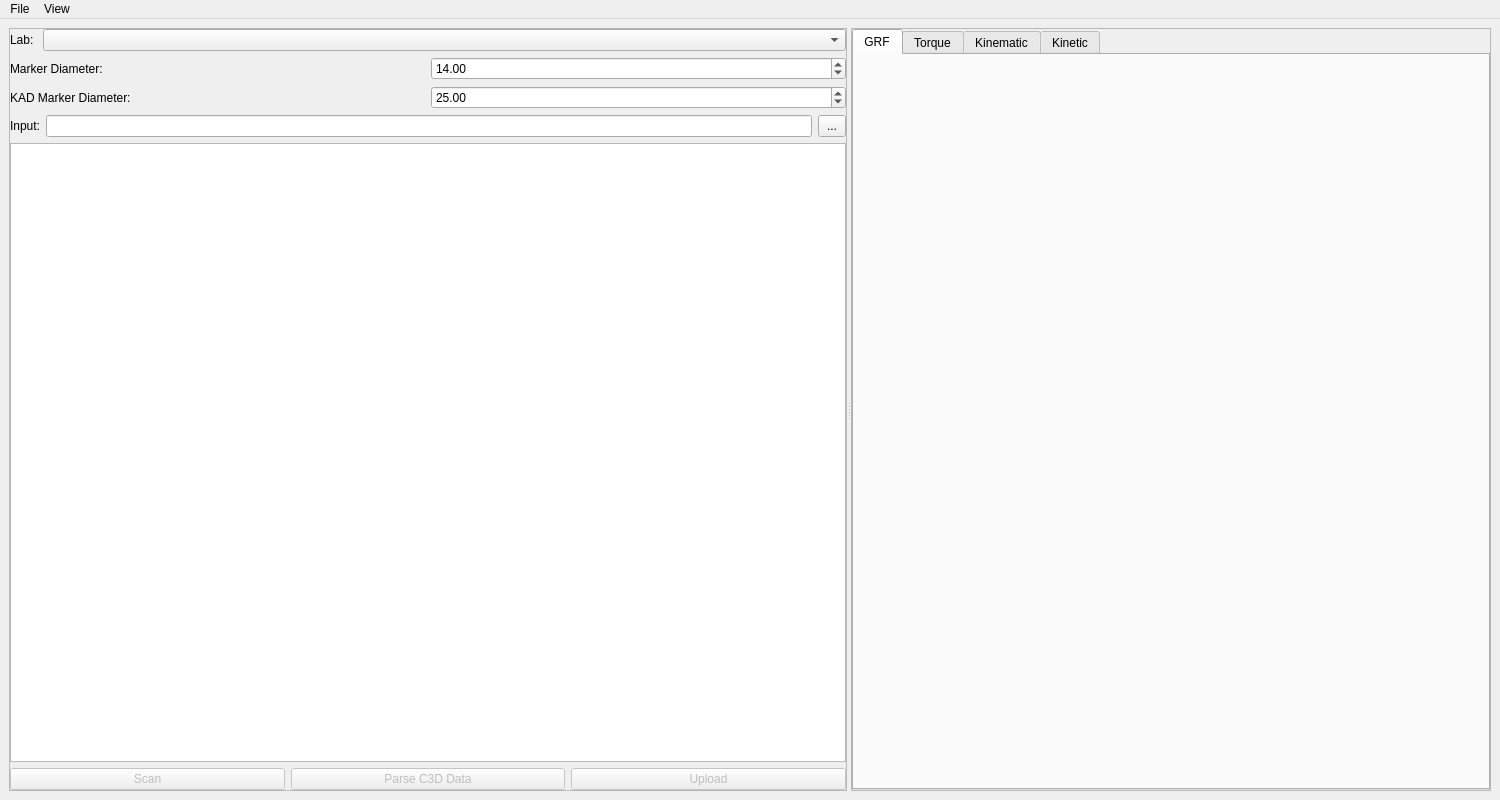
The window that src/c3d_parser/view/qt/main_window.ui (tsalemink/C3D-parser) describes before a commit, drawn with Qt 5.
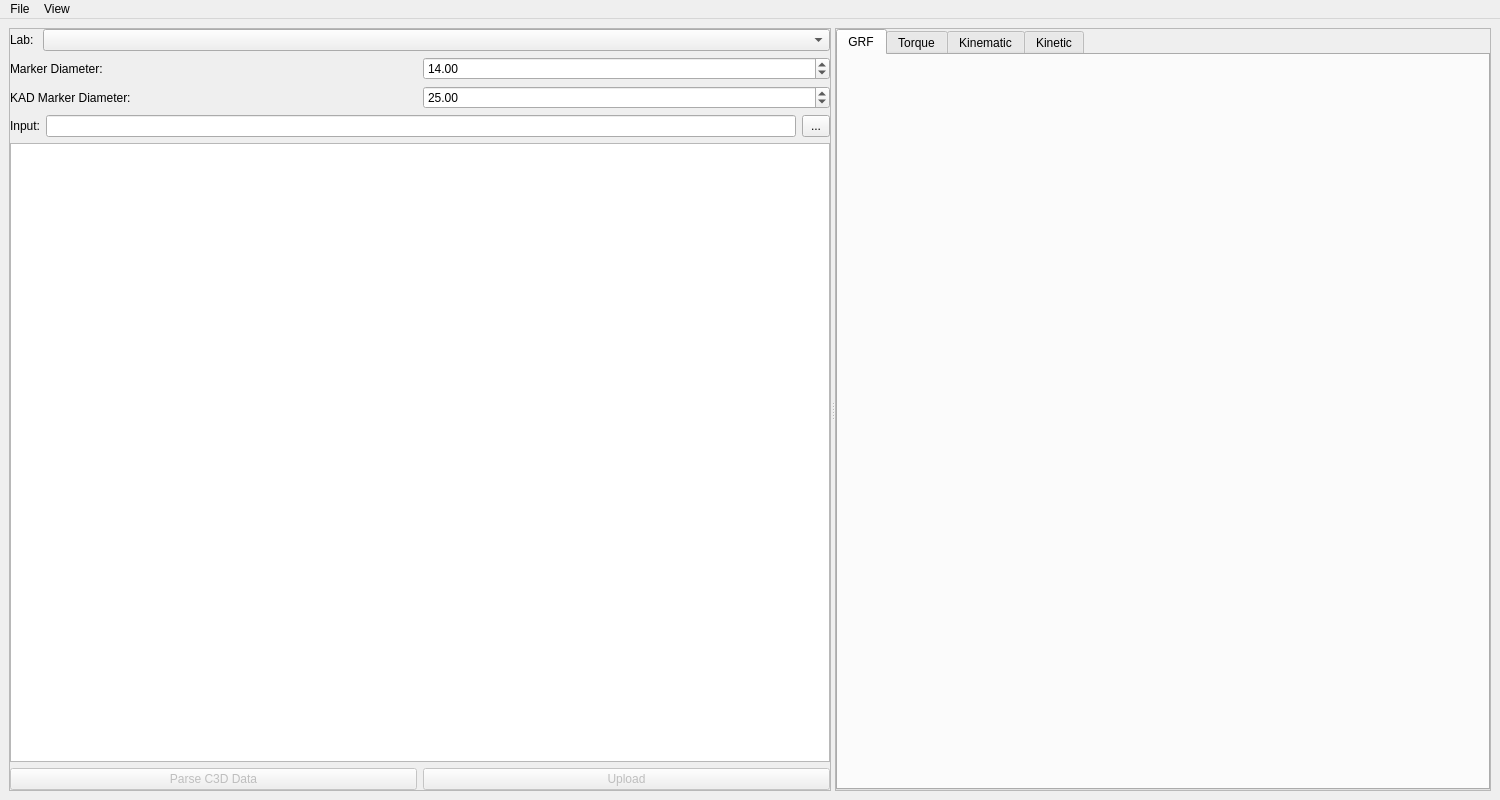
The same window after the commit. Custom widgets are drawn as their Qt base class.

Commit message:
Remove "Scan" button from UI
Automatically scan selected directory if valid.

```diff
--- a/src/c3d_parser/view/qt/main_window.ui
+++ b/src/c3d_parser/view/qt/main_window.ui
@@ -138,16 +138,6 @@
         </item>
         <item>
          <layout class="QHBoxLayout" name="horizontalLayout_2">
-          <item>
-           <widget class="QPushButton" name="pushButtonScanDirectory">
-            <property name="enabled">
-             <bool>false</bool>
-            </property>
-            <property name="text">
-             <string>Scan</string>
-            </property>
-           </widget>
-          </item>
           <item>
            <widget class="QPushButton" name="pushButtonParseData">
             <property name="enabled">
```
The commit also changes 2 other files.
